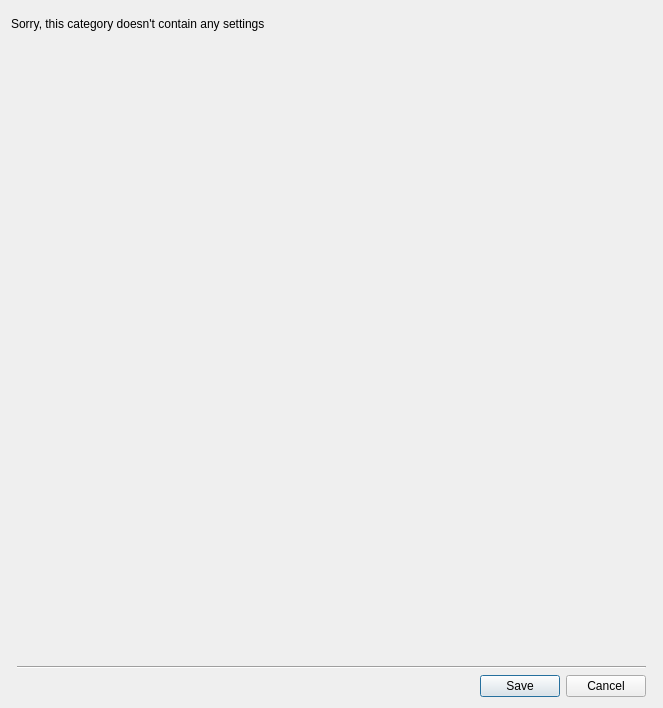
Before: the Qt Designer form src/corelayers/xsettingsdialog/xsettingsdialog.ui in euroelessar/qutim, drawn with Qt 5.
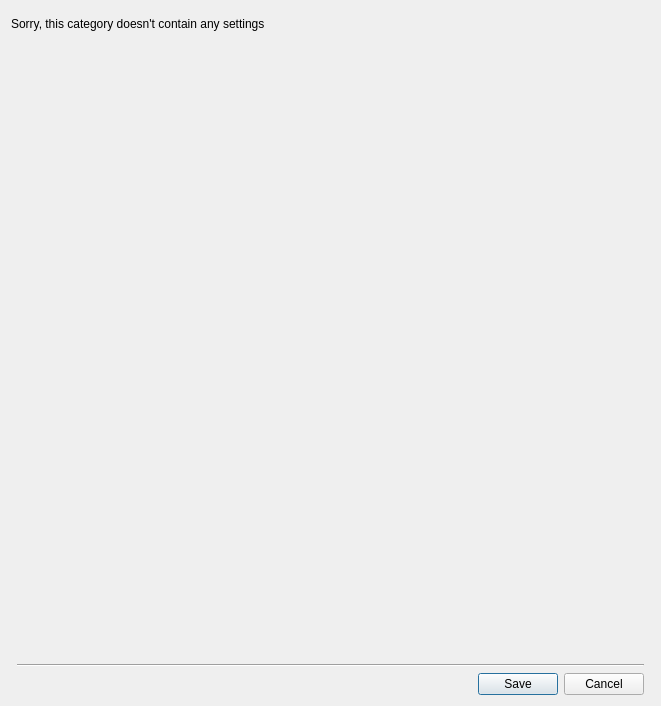
After: the same form once the commit is applied. Custom widgets are drawn as their Qt base class.

Commit message: Action Toolbar refactoring

The edit to the form file:
```diff
--- a/src/corelayers/xsettingsdialog/xsettingsdialog.ui
+++ b/src/corelayers/xsettingsdialog/xsettingsdialog.ui
@@ -6,8 +6,8 @@
    <rect>
     <x>0</x>
     <y>0</y>
-    <width>663</width>
-    <height>708</height>
+    <width>661</width>
+    <height>706</height>
    </rect>
   </property>
   <property name="windowTitle">
```
Left out of the diff: 6 changed lines with no effect on the pictures. The commit also changes 6 other files.
